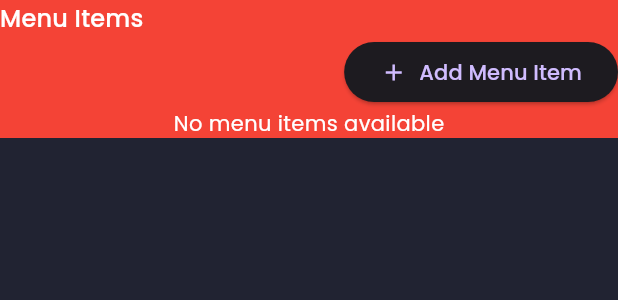
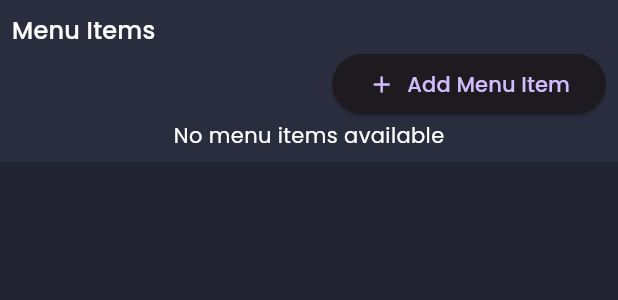
Before and after one commit to Kanglei-Inovations/dinepos, a Flutter app: the MenuItemsScreen widget shown alone on an empty page, opened directly, on a phone screen of 412 x 824 dp. Shown: the top 300 px of the screen. Run offline on Flutter 3.47's test engine with Material 3 defaults, Android fonts, the phone set to English and light mode, and no system bars; our stand-ins replace file_picker, get, google_fonts, hive, hive_flutter; accounts and stored records are empty.

Commit message:
update sixes

```diff
--- a/lib/pages/menu_items.dart
+++ b/lib/pages/menu_items.dart
@@ -29,9 +29,12 @@ class _MenuItemsScreenState extends State<MenuItemsScreen> {
 
   @override
   Widget build(BuildContext context) {
-    return Container(
-      color: Colors.red,
+    return Expanded(
+      child: Container(
+        color: secondaryColor,
         child: SingleChildScrollView(
+          child: Padding(
+            padding: const EdgeInsets.all(8.0),
             child: Column(
               crossAxisAlignment: CrossAxisAlignment.start,
 
@@ -95,6 +98,8 @@ class _MenuItemsScreenState extends State<MenuItemsScreen> {
                   },
                 ),
               ],
+            ),
+          ),
         ),
       ),
     );
```
Also changed, not shown: lib/widget/side_menu.dart (+1 -9 lines). Lines whose indentation alone changed are shown as unchanged.
